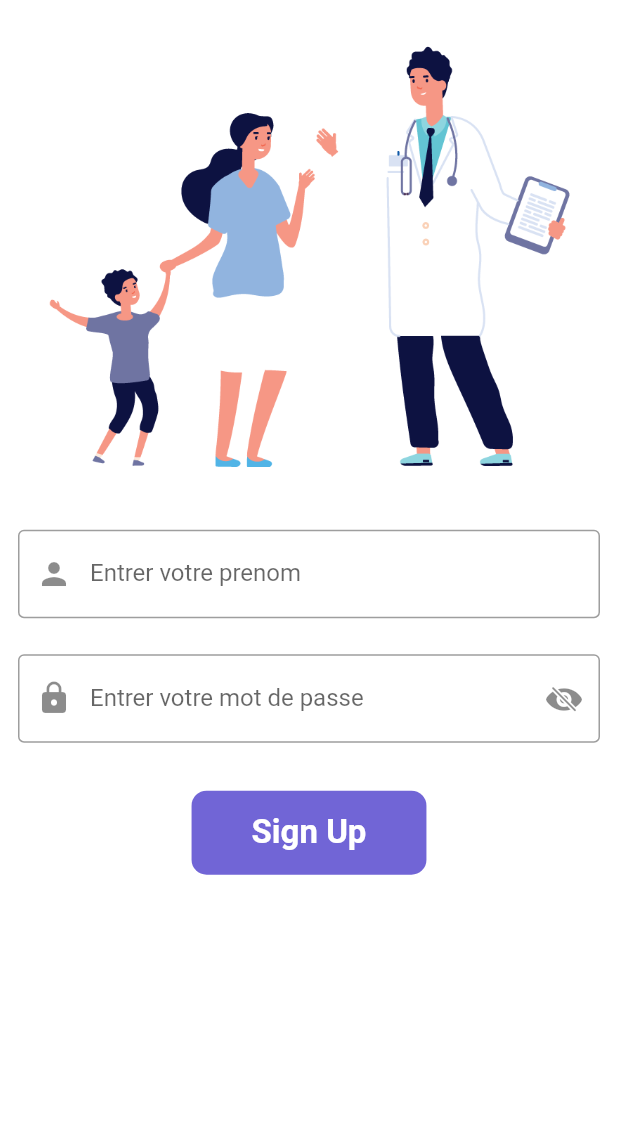
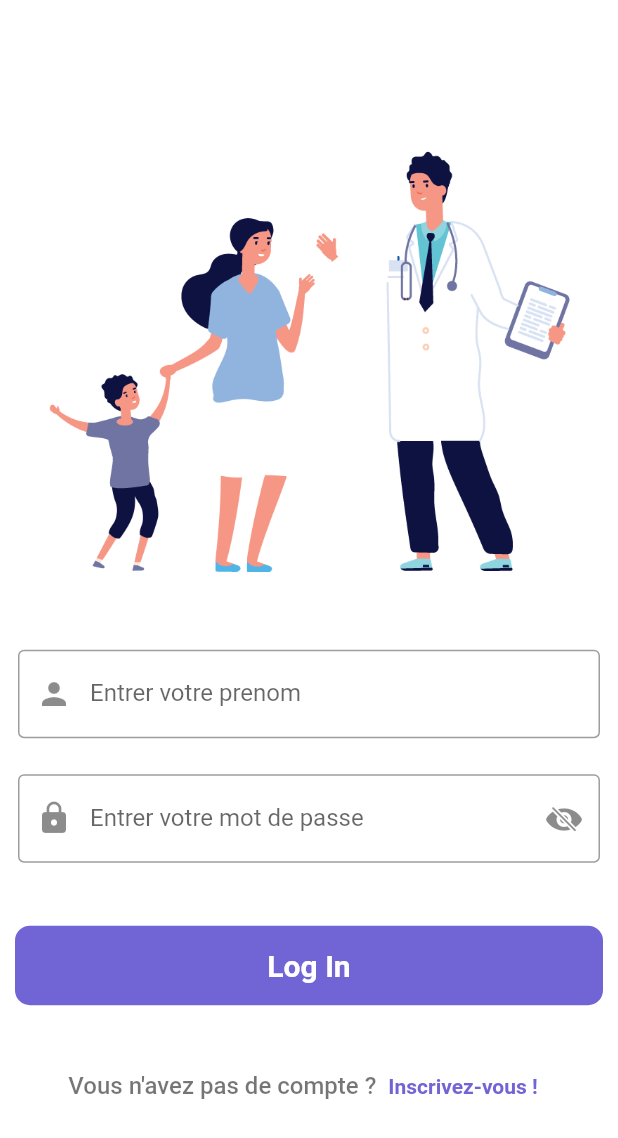
Before and after one commit to BailoMbaye/sante, a Flutter app: the screen it shows after launch, after a tap on "Log In", on a phone screen of 412 x 824 dp. Shown: the top 1138 px of the screen. Run offline on Flutter 3.47's test engine with Material 2 defaults, Android fonts, the phone set to English and light mode, and no system bars.

Commit message:
Creation page inscription

```diff
--- a/lib/screens/login_screen.dart
+++ b/lib/screens/login_screen.dart
@@ -1,5 +1,6 @@
 import 'package:flutter/cupertino.dart';
 import 'package:flutter/material.dart';
+import 'package:sante/screens/sign_up_screen.dart';
 
 class LoginScreen extends StatefulWidget {
   const LoginScreen({super.key});
@@ -18,14 +19,14 @@ class _LoginScreenState extends State<LoginScreen> {
         child: Column(
           children: [
             SizedBox(
-              height: 10,
+              height: 80,
             ),
             Padding(
               padding: EdgeInsets.all(20),
               child: Image.asset("images/doctors.png"),
             ),
             SizedBox(
-              height: 10,
+              height: 20,
             ),
             Padding(
               padding: EdgeInsets.all(12),
@@ -63,27 +64,69 @@ class _LoginScreenState extends State<LoginScreen> {
             SizedBox(
               height: 20,
             ),
-            Material(
+            Padding(
+              padding: const EdgeInsets.all(10),
+              child: SizedBox(
+                width: double.infinity,
+                child: Material(
                   color: Color(0xFF7165D6),
                   borderRadius: BorderRadius.circular(10),
                   child: InkWell(
                     onTap: () {
                       // Navigator.push(
-                  //     context, MaterialPageRoute(builder: (context)=> ));
+                      //     context,
+                      //     MaterialPageRoute(
+                      //         builder: (context) => LoginScreen()));
                     },
                     child: Padding(
-                  padding: EdgeInsets.symmetric(vertical: 15, horizontal: 40),
+                      padding:
+                          EdgeInsets.symmetric(vertical: 15, horizontal: 40),
+                      child: Center(
                         child: Text(
-                    "Sign Up",
+                          "Log In",
                           style: TextStyle(
                             color: Colors.white,
-                      fontSize: 22,
+                            fontSize: 20,
                             fontWeight: FontWeight.bold,
                           ),
                         ),
                       ),
                     ),
                   ),
+                ),
+              ),
+            ),
+            SizedBox(
+              height: 20,
+            ),
+            Row(
+              mainAxisAlignment: MainAxisAlignment.center,
+              children: [
+                Text(
+                  "Vous n'avez pas de compte ?",
+                  style: TextStyle(
+                    fontSize: 16,
+                    fontWeight: FontWeight.w500,
+                    color: Colors.black54,
+                  ),
+                ),
+                TextButton(
+                  onPressed: () {
+                    Navigator.push(
+                        context,
+                        MaterialPageRoute(
+                            builder: (context) => SignUpScreen()));
+                  },
+                  child: Text(
+                    "Inscrivez-vous !",
+                    style: TextStyle(
+                      fontWeight: FontWeight.bold,
+                      color: Color(0xFF7165D6),
+                    ),
+                  ),
+                ),
+              ],
+            )
           ],
         ),
       ),
--- a/lib/screens/welcome_screen.dart
+++ b/lib/screens/welcome_screen.dart
@@ -1,5 +1,6 @@
 import 'package:flutter/material.dart';
 import 'package:sante/screens/login_screen.dart';
+import 'package:sante/screens/sign_up_screen.dart';
 
 class WelcomeScreen extends StatelessWidget {
   @override
@@ -12,7 +13,7 @@ class WelcomeScreen extends StatelessWidget {
         child: Column(
           children: [
             SizedBox(
-              height: 15,
+              height: 80,
             ),
             Align(
               alignment: Alignment.centerRight,
@@ -44,7 +45,7 @@ class WelcomeScreen extends StatelessWidget {
               "Reservation Doctor",
               style: TextStyle(
                 color: Color(0xFF7165D6),
-                fontSize: 35,
+                fontSize: 30,
                 fontWeight: FontWeight.bold,
                 letterSpacing: 1,
                 wordSpacing: 2,
@@ -62,7 +63,7 @@ class WelcomeScreen extends StatelessWidget {
               ),
             ),
             SizedBox(
-              height: 10,
+              height: 20,
             ),
             Row(
               mainAxisAlignment: MainAxisAlignment.spaceEvenly,
@@ -85,7 +86,7 @@ class WelcomeScreen extends StatelessWidget {
                         "Log In",
                         style: TextStyle(
                           color: Colors.white,
-                          fontSize: 22,
+                          fontSize: 15,
                           fontWeight: FontWeight.bold,
                         ),
                       ),
@@ -97,8 +98,10 @@ class WelcomeScreen extends StatelessWidget {
                   borderRadius: BorderRadius.circular(10),
                   child: InkWell(
                     onTap: () {
-                      // Navigator.push(
-                      //     context, MaterialPageRoute(builder: (context)=> ));
+                      Navigator.push(
+                          context,
+                          MaterialPageRoute(
+                              builder: (context) => SignUpScreen()));
                     },
                     child: Padding(
                       padding:
@@ -107,7 +110,7 @@ class WelcomeScreen extends StatelessWidget {
                         "Sign Up",
                         style: TextStyle(
                           color: Colors.white,
-                          fontSize: 22,
+                          fontSize: 15,
                           fontWeight: FontWeight.bold,
                         ),
                       ),
```
Also changed, not shown: lib/screens/sign_up_screen.dart (added, +31 -0 lines). Lines whose indentation alone changed are shown as unchanged.
